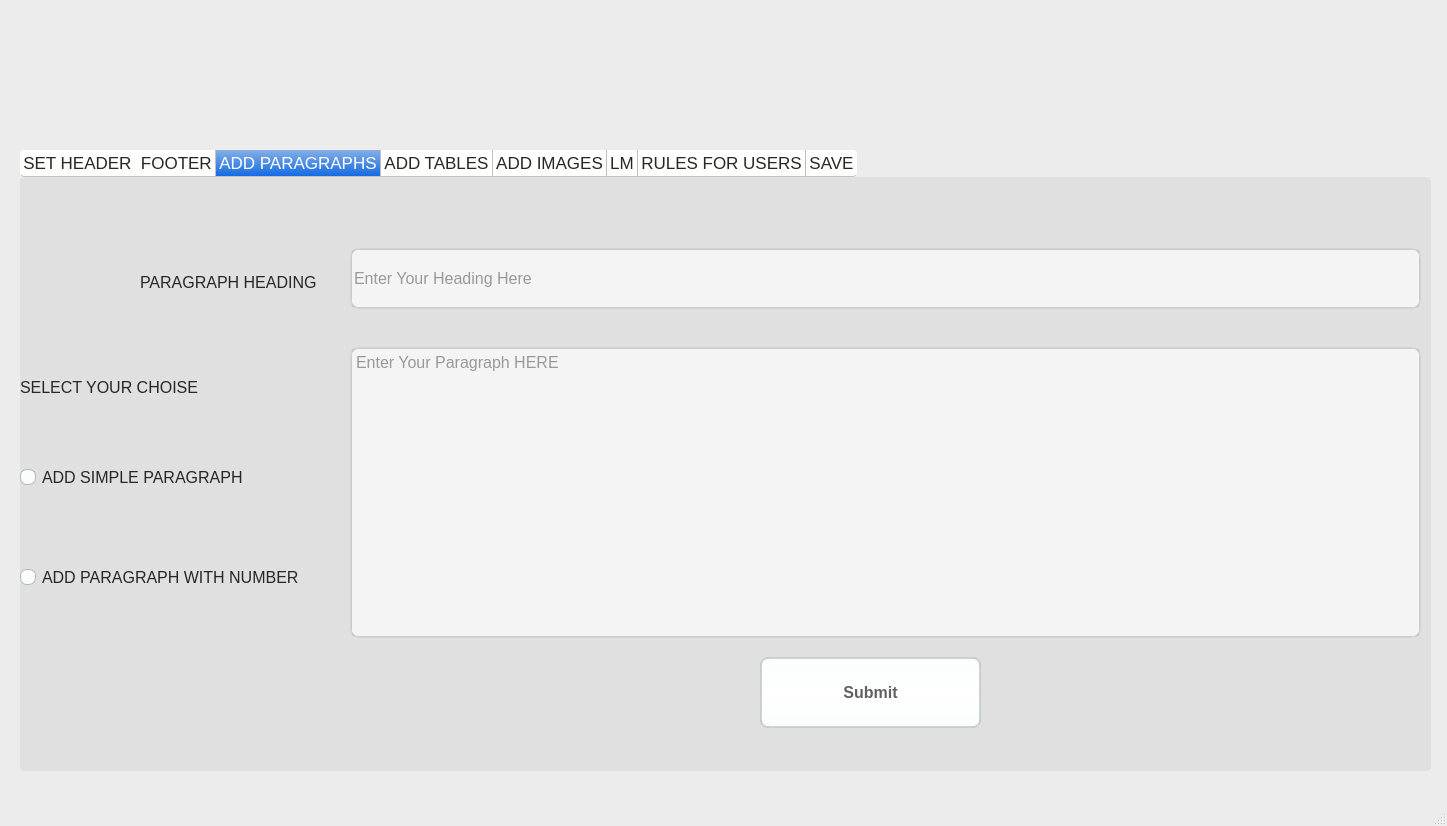
Qt form MAIN1.ui (Manfaz-Ali/WORD_AUTOMATE) before a commit.
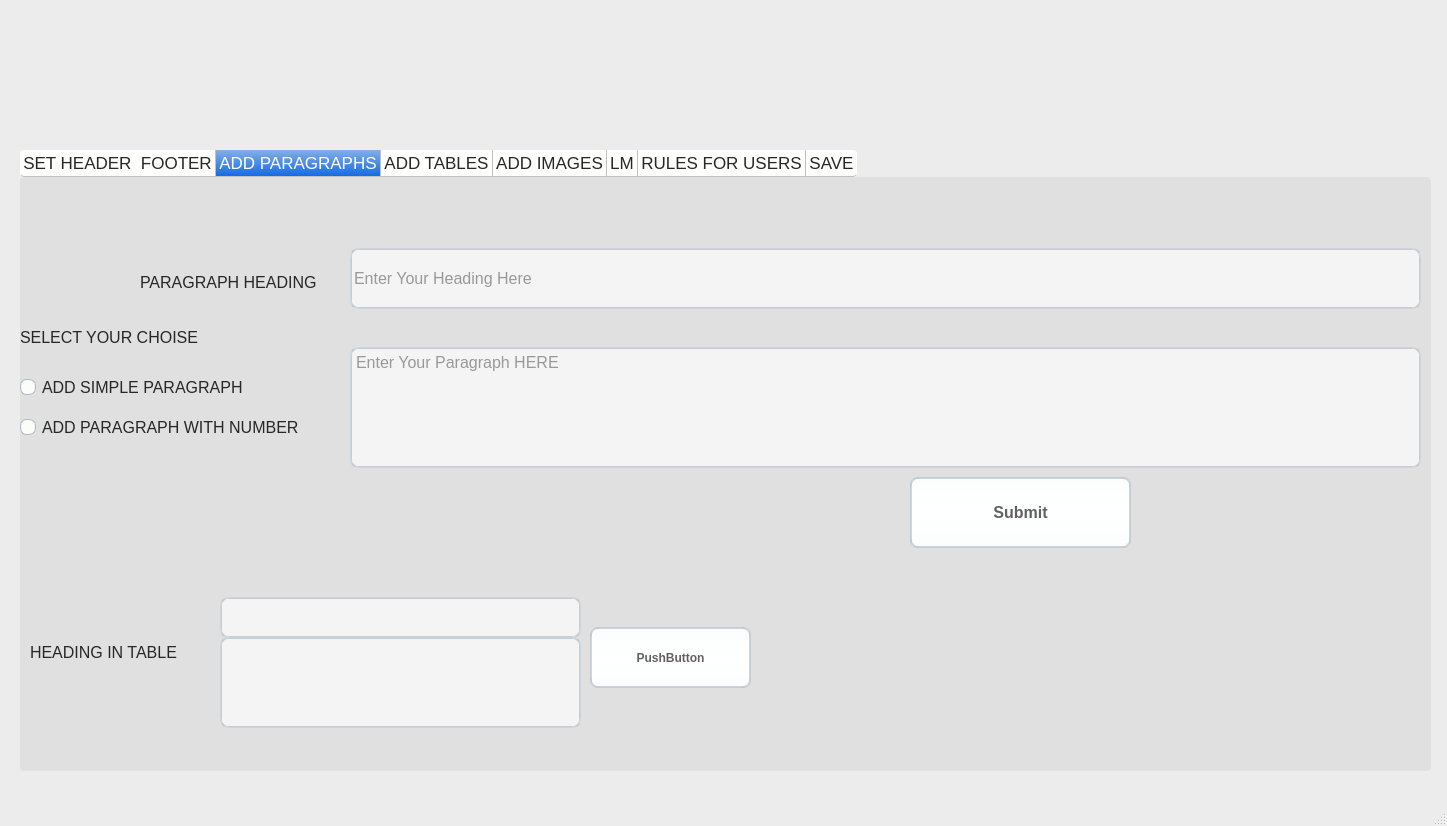
The same form after that commit. The open tabs and pages were chosen to show the change. Icons and pictures are not drawn.

```diff
--- a/MAIN1.ui
+++ b/MAIN1.ui
@@ -718,8 +718,8 @@
      <widget class="QPushButton" name="pushButton_PGraph">
       <property name="geometry">
        <rect>
-        <x>740</x>
-        <y>480</y>
+        <x>890</x>
+        <y>300</y>
         <width>221</width>
         <height>71</height>
        </rect>
@@ -739,7 +739,7 @@
       <property name="geometry">
        <rect>
         <x>0</x>
-        <y>290</y>
+        <y>200</y>
         <width>261</width>
         <height>20</height>
        </rect>
@@ -757,8 +757,8 @@
       <property name="geometry">
        <rect>
         <x>0</x>
-        <y>390</y>
-        <width>331</width>
+        <y>240</y>
+        <width>281</width>
         <height>20</height>
        </rect>
       </property>
@@ -777,7 +777,7 @@
         <x>330</x>
         <y>170</y>
         <width>1071</width>
-        <height>291</height>
+        <height>121</height>
        </rect>
       </property>
       <property name="font">
@@ -796,7 +796,7 @@
       <property name="geometry">
        <rect>
         <x>0</x>
-        <y>190</y>
+        <y>140</y>
         <width>231</width>
         <height>41</height>
        </rect>
@@ -846,6 +846,57 @@
        <string>PARAGRAPH HEADING</string>
       </property>
      </widget>
+     <widget class="QLabel" name="label_20">
+      <property name="geometry">
+       <rect>
+        <x>10</x>
+        <y>440</y>
+        <width>161</width>
+        <height>71</height>
+       </rect>
+      </property>
+      <property name="font">
+       <font>
+        <pointsize>12</pointsize>
+       </font>
+      </property>
+      <property name="text">
+       <string>HEADING IN TABLE</string>
+      </property>
+     </widget>
+     <widget class="QLineEdit" name="lineEdit_TableHeadS">
+      <property name="geometry">
+       <rect>
+        <x>200</x>
+        <y>420</y>
+        <width>361</width>
+        <height>41</height>
+       </rect>
+      </property>
+     </widget>
+     <widget class="QLineEdit" name="lineEdit_TableHeadL">
+      <property name="geometry">
+       <rect>
+        <x>200</x>
+        <y>460</y>
+        <width>361</width>
+        <height>91</height>
+       </rect>
+      </property>
+     </widget>
+     <widget class="QPushButton" name="pushButton_TableHeading">
+      <property name="geometry">
+       <rect>
+        <x>570</x>
+        <y>450</y>
+        <width>161</width>
+        <height>61</height>
+       </rect>
+      </property>
+      <property name="text">
+       <string>PushButton</string>
+      </property>
+     </widget>
     </widget>
     <widget class="QWidget" name="tab3">
      <attribute name="title">
```
Left out of the diff: 4 changed lines with no effect on the pictures.
